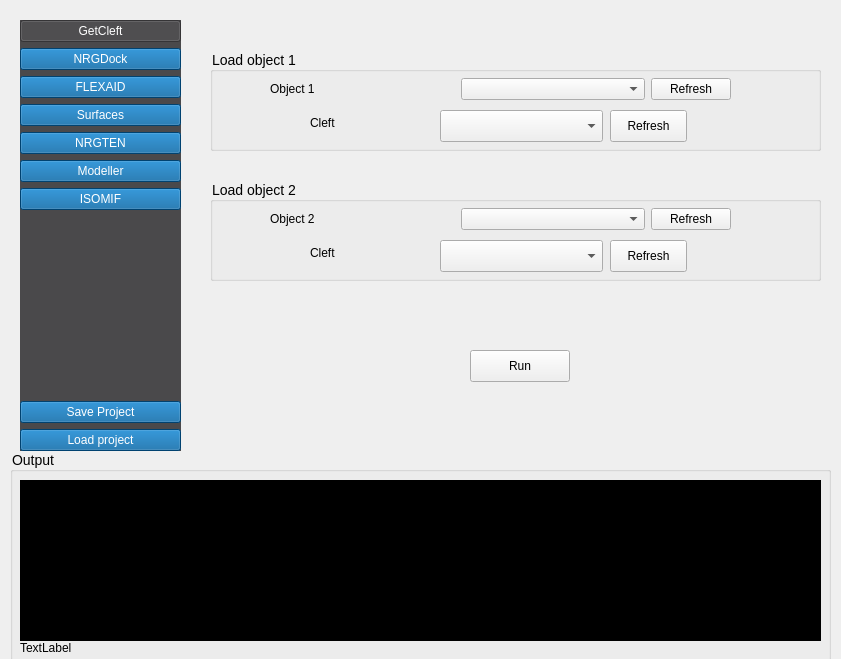
Old version of the form nrgdock_widget.ui in the repository ThomasDesc/NRG_plugin.
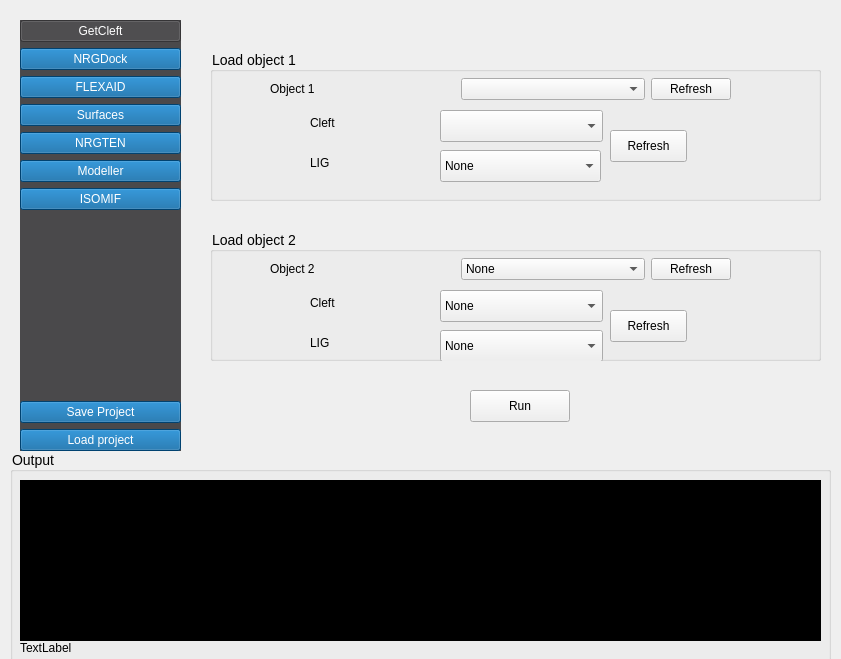
New version of the form.

Diff of the .ui file:
```diff
--- a/nrgdock_widget.ui
+++ b/nrgdock_widget.ui
@@ -2943,7 +2943,7 @@
        <x>30</x>
        <y>30</y>
        <width>611</width>
-       <height>101</height>
+       <height>151</height>
       </rect>
      </property>
      <property name="title">
@@ -3024,7 +3024,7 @@
       <property name="geometry">
        <rect>
         <x>400</x>
-        <y>60</y>
+        <y>80</y>
         <width>77</width>
         <height>32</height>
        </rect>
@@ -3039,14 +3039,48 @@
        <string>Refresh</string>
       </property>
      </widget>
+     <widget class="QComboBox" name="ISOMIF_select_lig">
+      <property name="geometry">
+       <rect>
+        <x>230</x>
+        <y>100</y>
+        <width>161</width>
+        <height>32</height>
+       </rect>
+      </property>
+      <property name="sizePolicy">
+       <sizepolicy hsizetype="Minimum" vsizetype="Fixed">
+        <horstretch>0</horstretch>
+        <verstretch>0</verstretch>
+       </sizepolicy>
+      </property>
+      <item>
+       <property name="text">
+        <string>None</string>
+       </property>
+      </item>
+     </widget>
+     <widget class="QLabel" name="label_64">
+      <property name="geometry">
+       <rect>
+        <x>100</x>
+        <y>100</y>
+        <width>120</width>
+        <height>26</height>
+       </rect>
+      </property>
+      <property name="text">
+       <string>&lt;html&gt;&lt;head/&gt;&lt;body&gt;&lt;p&gt;LIG&lt;/p&gt;&lt;/body&gt;&lt;/html&gt;</string>
+      </property>
+     </widget>
     </widget>
     <widget class="QGroupBox" name="groupBox_28">
      <property name="geometry">
       <rect>
        <x>30</x>
-       <y>160</y>
+       <y>210</y>
        <width>611</width>
-       <height>101</height>
+       <height>131</height>
       </rect>
      </property>
      <property name="title">
@@ -3077,6 +3111,11 @@
            <verstretch>0</verstretch>
           </sizepolicy>
          </property>
+         <item>
+          <property name="text">
+           <string>None</string>
+          </property>
+         </item>
         </widget>
        </item>
        <item>
@@ -3122,12 +3161,17 @@
         <verstretch>0</verstretch>
        </sizepolicy>
       </property>
+      <item>
+       <property name="text">
+        <string>None</string>
+       </property>
+      </item>
      </widget>
      <widget class="QPushButton" name="ISOMIF_cleft_refresh_1">
       <property name="geometry">
        <rect>
         <x>400</x>
-        <y>60</y>
+        <y>80</y>
         <width>77</width>
         <height>32</height>
        </rect>
@@ -3142,12 +3186,46 @@
        <string>Refresh</string>
       </property>
      </widget>
+     <widget class="QComboBox" name="ISOMIF_select_lig_1">
+      <property name="geometry">
+       <rect>
+        <x>230</x>
+        <y>100</y>
+        <width>163</width>
+        <height>32</height>
+       </rect>
+      </property>
+      <property name="sizePolicy">
+       <sizepolicy hsizetype="Minimum" vsizetype="Fixed">
+        <horstretch>0</horstretch>
+        <verstretch>0</verstretch>
+       </sizepolicy>
+      </property>
+      <item>
+       <property name="text">
+        <string>None</string>
+       </property>
+      </item>
+     </widget>
+     <widget class="QLabel" name="label_68">
+      <property name="geometry">
+       <rect>
+        <x>100</x>
+        <y>100</y>
+        <width>120</width>
+        <height>26</height>
+       </rect>
+      </property>
+      <property name="text">
+       <string>&lt;html&gt;&lt;head/&gt;&lt;body&gt;&lt;p&gt;LIG&lt;/p&gt;&lt;/body&gt;&lt;/html&gt;</string>
+      </property>
+     </widget>
     </widget>
     <widget class="QPushButton" name="ISOMIF_pushButton">
      <property name="geometry">
       <rect>
        <x>290</x>
-       <y>330</y>
+       <y>370</y>
        <width>100</width>
        <height>32</height>
       </rect>
```
